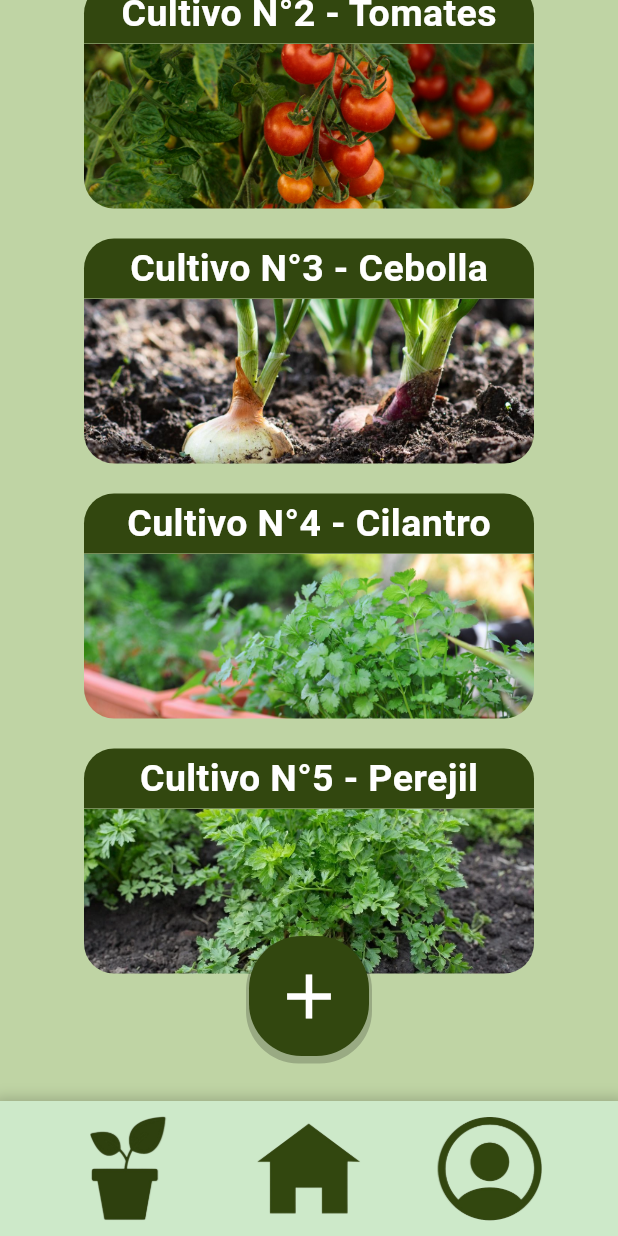
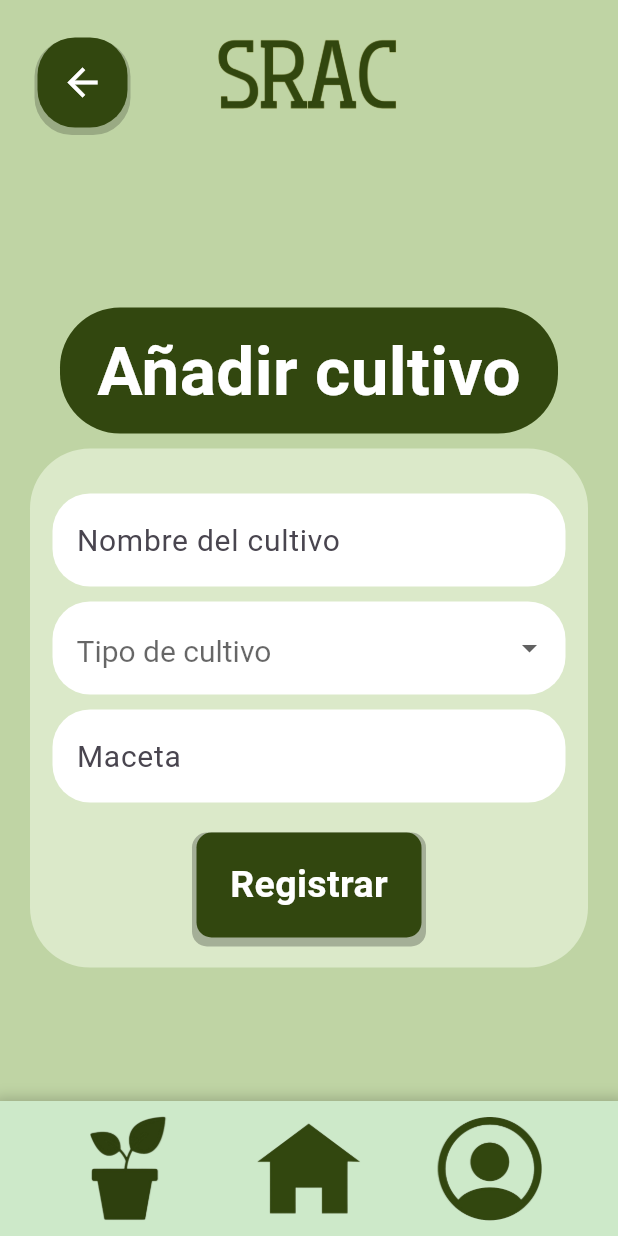
Before and after one commit to Bxnju/SRAC, a Flutter app: the Crops screen opened directly, scrolled down 536 dp, after a tap on the "add" icon, on a phone screen of 412 x 824 dp. Run offline on Flutter 3.47's test engine with Material 3 defaults, Android fonts, the light colour scheme and no system bars; our stand-ins replace cloud_firestore, community_charts_flutter, firebase_core; accounts and stored records are empty; Roboto replaces fonts that are missing (Poppins).

Commit message:
add crop view added

```diff
--- a/lib/pages/view_add_crop.dart
+++ b/lib/pages/view_add_crop.dart
@@ -0,0 +1,463 @@
+import 'package:flutter/material.dart';
+import 'package:srac_app/pages/view_crop_detail.dart';
+import 'package:srac_app/pages/view_crops.dart';
+import 'package:srac_app/pages/view_home.dart';
+// import 'package:srac_app/model/custom_user.dart';
+
+import 'package:srac_app/pages/view_login.dart';
+import 'package:srac_app/pages/view_user_info.dart';
+
+class AddCrop extends StatefulWidget {
+  const AddCrop({super.key});
+
+  @override
+  State<AddCrop> createState() => _AddCropState();
+}
+
+class Crop {
+  final String name;
+  final String tipo;
+  final int humedad;
+  final int agua;
+  final int temperatura;
+
+  Crop(this.name, this.tipo, this.humedad, this.agua, this.temperatura);
+}
+
+class StaticCrop {
+  final String name;
+  final String scientificName;
+  final int tempMaxDiurna;
+  final int tempMinDiurna;
+  final int tempMaxNocturna;
+  final int tempMinNocturna;
+  final int humMaxPorc;
+  final int humMinPorc;
+
+  StaticCrop(
+      this.name,
+      this.scientificName,
+      this.tempMaxDiurna,
+      this.tempMinDiurna,
+      this.tempMaxNocturna,
+      this.tempMinNocturna,
+      this.humMaxPorc,
+      this.humMinPorc);
+}
+
+class _AddCropState extends State<AddCrop> {
+  final List<Crop> cropsList = [
+    Crop("Cultivo N°1 - Lechugas", "lechuga", 75, 3, 17),
+    Crop("Cultivo N°2 - Tomates", "tomate", 50, 2, 22),
+    Crop("Cultivo N°3 - Cebolla", "cebolla", 30, 4, 15),
+    Crop("Cultivo N°4 - Cilantro", "cilantro", 64, 4, 19),
+    Crop("Cultivo N°5 - Perejil", "perejil", 70, 4, 21),
+  ];
+
+  TextEditingController cName = TextEditingController();
+  TextEditingController cMaceta = TextEditingController();
+  TextEditingController cTipo = TextEditingController();
+  TextEditingController cPassword = TextEditingController();
+
+  final List<String> _options = [
+    'Lechuga',
+    'Tomate',
+    'Cebolla',
+    'Cilantro',
+    'Perejil'
+  ];
+  String? _selectedOption;
+
+  final _formAddCropKey = GlobalKey<FormState>();
+
+  final List<StaticCrop> staticCropsList = [
+    // StaticCrop("Cultivo N°1 - Lechugas", "lechuga", 75, 3, 17),
+  ];
+
+  @override
+  Widget build(BuildContext context) {
+    return Scaffold(
+        backgroundColor: const Color(0xFFBFD4A4),
+        body: Stack(
+          children: [
+            Container(
+              color: const Color(0xFFBFD4A4),
+              child: ListView(
+                children: [
+                  const SizedBox(
+                    height: 25,
+                  ),
+                  Image.asset(
+                    'assets/logo.png',
+                    width: 50,
+                    height: 50,
+                    fit: BoxFit.contain,
+                  ),
+
+                  const SizedBox(
+                    height: 100,
+                  ),
+
+                  Container(
+                    padding: const EdgeInsets.all(10),
+                    margin: const EdgeInsets.only(left: 40, right: 40, top: 30),
+                    decoration: BoxDecoration(
+                      color: const Color(0xFF32470F),
+                      borderRadius: BorderRadius.circular(
+                          40), // Ajusta el radio del borde aquí
+                    ),
+                    child: const Center(
+                        child: Text(
+                      'Añadir cultivo',
+                      maxLines: 3,
+                      style: TextStyle(
+                          fontFamily: 'Roboto',
+                          color: Color.fromARGB(255, 255, 255, 255),
+                          fontSize: 45,
+                          fontWeight: FontWeight.bold),
+                    )),
+                  ),
+
+                  // ----------- AÑADIR CULTIVOS ------------
+
+                  Container(
+                    padding: const EdgeInsets.only(
+                        top: 20, bottom: 20, left: 15, right: 15),
+                    margin: const EdgeInsets.only(
+                        left: 20, right: 20, top: 10, bottom: 20),
+                    decoration: BoxDecoration(
+                      color: const Color(0xFFDBE9C9),
+                      borderRadius: BorderRadius.circular(
+                          40), // Ajusta el radio del borde aquí
+                    ),
+                    child: Form(
+                        key: _formAddCropKey,
+                        child: Column(
+                          children: [
+                            // ----------- INPUT NAME ------------
+
+                            Container(
+                              margin: const EdgeInsets.only(top: 10),
+                              child: TextFormField(
+                                //Name Controller
+                                controller: cName,
+                                decoration: InputDecoration(
+                                  filled: true,
+                                  fillColor: Colors.white,
+                                  hintText: 'Nombre del cultivo',
+                                  hintStyle: const TextStyle(fontSize: 20),
+                                  border: OutlineInputBorder(
+                                      borderRadius: BorderRadius.circular(25),
+                                      borderSide: BorderSide.none),
+                                ),
+                                style: const TextStyle(fontSize: 20),
+                                validator: (value) {
+                                  if (value!.length < 5) {
+                                    return "El nombre debe tener al menos 5 caracteres.\n";
+                                  }
+                                  return null;
+                                },
+                              ),
+                            ),
+
+                            // ----------- INPUT GENDER ------------
+
+                            Container(
+                              margin: const EdgeInsets.only(top: 10),
+                              child: DropdownButtonFormField<String>(
+                                validator: (value) {
+                                  if (value == null || value.isEmpty) {
+                                    return 'Por favor seleccione tipo de cultivo';
+                                  }
+                                  return null;
+                                },
+                                value: _selectedOption,
+                                items: _options.map((String option) {
+                                  return DropdownMenuItem<String>(
+                                    value: option,
+                                    child: Text(option),
+                                  );
+                                }).toList(),
+                                onChanged: (String? newValue) {
+                                  setState(() {
+                                    _selectedOption = newValue;
+                                    switch (_selectedOption) {
+                                      case "Lechuga":
+                                        cTipo.text = "lechuga";
+                                        break;
+                                      case "Tomate":
+                                        cTipo.text = "tomate";
+                                        break;
+                                      case "Cilantro":
+                                        cTipo.text = "cilantro";
+                                        break;
+                                      case "Cebolla":
+                                        cTipo.text = "cebolla";
+                                        break;
+                                      case "Perejil":
+                                        cTipo.text = "perejil";
+                                        break;
+                                      default:
+                                        cTipo.text = "lechuga";
+                                        break;
+                                    }
+                                  });
+                                },
+                                decoration: InputDecoration(
+                                  filled: true,
+                                  fillColor: const Color(0xFFFFFFFF),
+                                  hintText: 'Tipo de cultivo',
+                                  hintStyle: const TextStyle(fontSize: 20),
+                                  border: OutlineInputBorder(
+                                      borderRadius: BorderRadius.circular(25),
+                                      borderSide: BorderSide.none),
+                                ),
+                                style: const TextStyle(fontSize: 20),
+                              ),
+                            ),
+
+                            // ----------- INPUT MACETA ------------
+
+                            Container(
+                              margin: const EdgeInsets.only(top: 10),
+                              child: TextFormField(
+                                //Maceta Controller
+                                controller: cMaceta,
+                                decoration: InputDecoration(
+                                  filled: true,
+                                  fillColor: Colors.white,
+                                  hintText: 'Maceta',
+                                  hintStyle: const TextStyle(fontSize: 20),
+                                  border: OutlineInputBorder(
+                                      borderRadius: BorderRadius.circular(25),
+                                      borderSide: BorderSide.none),
+                                ),
+                                style: const TextStyle(fontSize: 20),
+                                validator: (value) {
+                                  if (value!.isEmpty) {
+                                    return "Por favor ingrese el número de maceta.\n";
+                                  }
+                                  return null;
+                                },
+                              ),
+                            ),
+
+                            // ----------- BUTTON ADD ------------
+
+                            Center(
+                              child: GestureDetector(
+                                onTap: () async {},
+                                child: Container(
+                                    margin: const EdgeInsets.only(top: 20),
+                                    decoration: BoxDecoration(
+                                      borderRadius: BorderRadius.circular(10),
+                                      color: const Color(0xFF32470F),
+                                      boxShadow: [
+                                        BoxShadow(
+                                            color:
+                                                Colors.black.withOpacity(0.25),
+                                            spreadRadius: 3,
+                                            offset: const Offset(0, 3))
+                                      ],
+                                    ),
+                                    height: 70,
+                                    width: 150,
+                                    child: const Center(
+                                      child: Text("Registrar",
+                                          maxLines: 3,
+                                          style: TextStyle(
+                                              color: Colors.white,
+                                              fontSize: 25,
+                                              fontWeight: FontWeight.bold)),
+                                    )),
+                              ),
+                            )
+                          ],
+                        )),
+                  ),
+
+                  const SizedBox(height: 100),
+                ],
+              ),
+            ),
+
+            Positioned(
+              top: 25,
+              left: 25,
+              child: Center(
+                child: Container(
+                  alignment: Alignment.center,
+                  decoration: BoxDecoration(
+                    borderRadius: BorderRadius.circular(25),
+                    color: const Color(0xFF32470F),
+                    boxShadow: [
+                      BoxShadow(
+                        color: Colors.black.withOpacity(0.2),
+                        spreadRadius: 2,
+                        offset: const Offset(0, 3),
+                      ),
+                    ],
+                  ),
+                  height: 60,
+                  width: 60,
+                  child: Center(
+                    child: GestureDetector(
+                      onTap: () {
+                        Navigator.pop(context);
+                      },
+                      child: const Icon(
+                        Icons.arrow_back,
+                        color: Colors.white,
+                        size: 30,
+                      ),
+                    ),
+                  ),
+                ),
+              ),
+            ),
+
+            // ----------- BUTTON Home ------------
+
+            navbar(context),
+          ],
+        ));
+  }
+
+  static Positioned navbar(BuildContext context) {
+    return Positioned(
+      bottom: 0,
+      right: 0,
+      left: 0,
+      child: Container(
+        decoration: BoxDecoration(
+          color: const Color.fromARGB(255, 205, 233, 201),
+          boxShadow: [
+            BoxShadow(
+                color: Colors.black.withOpacity(0.2),
+                spreadRadius: 5,
+                blurRadius: 7,
+                offset: const Offset(0, 3))
+          ],
+        ),
+        height: 90,
+        width: 414,
+        child: Row(
+          mainAxisAlignment: MainAxisAlignment.spaceEvenly,
+          children: [
+            GestureDetector(
+              onTap: () {
+                Navigator.push(
+                  context,
+                  PageRouteBuilder(
+                    pageBuilder: (context, animation, secondaryAnimation) =>
+                        const Crops(),
+                    transitionsBuilder:
+                        (context, animation, secondaryAnimation, child) {
+                      var begin = const Offset(0.0, 1.0);
+                      var end = Offset.zero;
+                      var curve = Curves.easeInOut;
+
+                      var tween = Tween(begin: begin, end: end)
+                          .chain(CurveTween(curve: curve));
+                      var curvedAnimation = CurvedAnimation(
+                        parent: animation,
+                        curve: curve,
+                      );
+
+                      return SlideTransition(
+                        position: tween.animate(curvedAnimation),
+                        child: child,
+                      );
+                    },
+                    transitionDuration: const Duration(
+                        milliseconds: 700), // Ajusta la duración aquí
+                  ),
+                );
+              },
+              child: Image.asset(
+                'assets/flowerpot_icon.png',
+                width: 70,
+                height: 70,
+                fit: BoxFit.contain,
+              ),
+            ),
+            GestureDetector(
+              onTap: () async {
+                Navigator.push(
+                  context,
+                  PageRouteBuilder(
+                    pageBuilder: (context, animation, secondaryAnimation) =>
+                        const Home(),
+                    transitionsBuilder:
+                        (context, animation, secondaryAnimation, child) {
+                      var begin = const Offset(1.0, 0.0);
+                      var end = Offset.zero;
+                      var curve = Curves.easeInOut;
+
+                      var tween = Tween(begin: begin, end: end)
+                          .chain(CurveTween(curve: curve));
+                      var curvedAnimation = CurvedAnimation(
+                        parent: animation,
+                        curve: curve,
+                      );
+
+                      return SlideTransition(
+                        position: tween.animate(curvedAnimation),
+                        child: child,
+                      );
+                    },
+                    transitionDuration: const Duration(
+                        milliseconds: 800), // Ajusta la duración aquí
+                  ),
+                );
+              },
+              child: Image.asset(
+                'assets/home_icon.png',
+                width: 70,
+                height: 70,
+                fit: BoxFit.contain,
+              ),
+            ),
+            GestureDetector(
+              onTap: () {
+                Navigator.push(
+                  context,
+                  PageRouteBuilder(
+                    pageBuilder: (context, animation, secondaryAnimation) =>
+                        const UserInfo(),
+                    transitionsBuilder:
+                        (context, animation, secondaryAnimation, child) {
+                      var begin = const Offset(1.0, 0.0);
+                      var end = Offset.zero;
+                      var curve = Curves.easeInOut;
+
+                      var tween = Tween(begin: begin, end: end)
+                          .chain(CurveTween(curve: curve));
+                      var curvedAnimation = CurvedAnimation(
+                        parent: animation,
+                        curve: curve,
+                      );
+
+                      return SlideTransition(
+                        position: tween.animate(curvedAnimation),
+                        child: child,
+                      );
+                    },
+                    transitionDuration: const Duration(
+                        milliseconds: 700), // Ajusta la duración aquí
+                  ),
+                );
+              },
+              child: Image.asset(
+                'assets/user_icon.png',
+                width: 70,
+                height: 70,
+                fit: BoxFit.contain,
+              ),
+            ),
+          ],
+        ),
+      ),
+    );
+  }
+}
--- a/lib/pages/view_crops.dart
+++ b/lib/pages/view_crops.dart
@@ -1,4 +1,5 @@
 import 'package:flutter/material.dart';
+import 'package:srac_app/pages/view_add_crop.dart';
 import 'package:srac_app/pages/view_crop_detail.dart';
 import 'package:srac_app/pages/view_home.dart';
 // import 'package:srac_app/model/custom_user.dart';
@@ -206,7 +207,36 @@ class _CropsState extends State<Crops> {
                   width: 80,
                   child: Center(
                     child: GestureDetector(
-                      onTap: () {},
+                      onTap: () {
+                        Navigator.push(
+                          context,
+                          PageRouteBuilder(
+                            pageBuilder:
+                                (context, animation, secondaryAnimation) =>
+                                    const AddCrop(),
+                            transitionsBuilder: (context, animation,
+                                secondaryAnimation, child) {
+                              var begin = const Offset(0.0, -1.0);
+                              var end = Offset.zero;
+                              var curve = Curves.easeInOut;
+
+                              var tween = Tween(begin: begin, end: end)
+                                  .chain(CurveTween(curve: curve));
+                              var curvedAnimation = CurvedAnimation(
+                                parent: animation,
+                                curve: curve,
+                              );
+
+                              return SlideTransition(
+                                position: tween.animate(curvedAnimation),
+                                child: child,
+                              );
+                            },
+                            transitionDuration: const Duration(
+                                milliseconds: 800), // Ajusta la duración aquí
+                          ),
+                        );
+                      },
                       child: const Icon(
                         Icons.add,
                         color: Colors.white,
```
